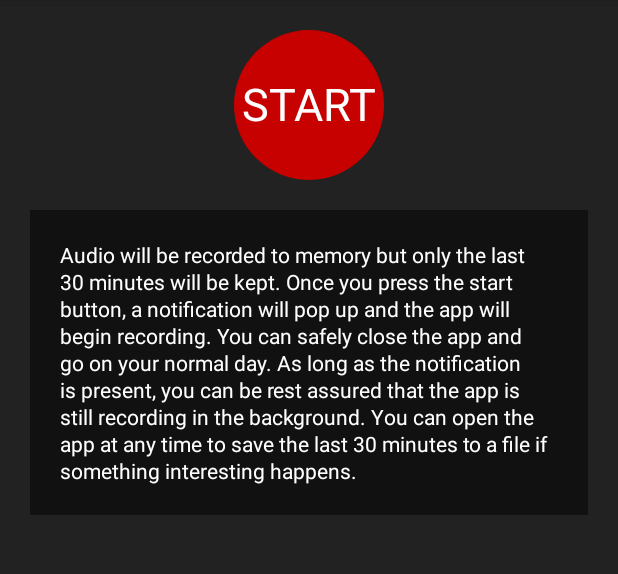
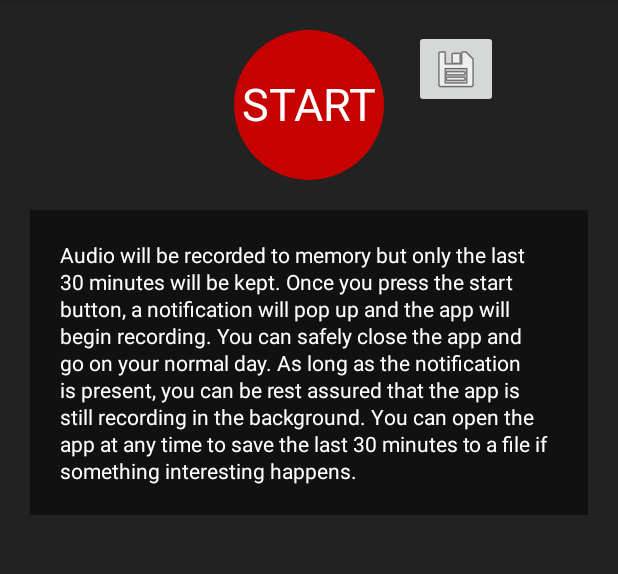
Before and after one commit to Hadryan/lissaner, an Android app: the screen it shows after launch (MainActivity), on a phone screen of 412 x 824 dp, the part 84-658 px from its top. Run offline under Robolectric (Android 15) with nearby library versions, the phone set to English and light mode, and no system bars; libraries missing offline, so code that uses them is left out: com.karumi.dexter.

Commit message:
Add separate save button

```diff
--- a/app/src/main/java/com/daniel_araujo/always_recording_microphone/rec/PureMemoryStorage.kt
+++ b/app/src/main/java/com/daniel_araujo/always_recording_microphone/rec/PureMemoryStorage.kt
@@ -31,4 +31,8 @@ class PureMemoryStorage : Storage {
 
         return result
     }
+
+    override fun size(): Int {
+        return fifo.size
+    }
 }
--- a/app/src/main/java/com/daniel_araujo/always_recording_microphone/rec/Storage.kt
+++ b/app/src/main/java/com/daniel_araujo/always_recording_microphone/rec/Storage.kt
@@ -12,4 +12,9 @@ interface Storage {
      * Returns a copy of the current buffer.
      */
     fun copy(): ByteArray
+
+    /**
+     * How much is in storage.
+     */
+    fun size(): Int
 }
--- a/app/src/main/java/com/daniel_araujo/always_recording_microphone/ui/MainActivity.kt
+++ b/app/src/main/java/com/daniel_araujo/always_recording_microphone/ui/MainActivity.kt
@@ -5,6 +5,7 @@ import android.os.Bundle
 import android.util.Log
 import android.view.View
 import android.widget.Button
+import android.widget.ImageButton
 import com.daniel_araujo.always_recording_microphone.AutoServiceBind
 import com.daniel_araujo.always_recording_microphone.R
 import com.daniel_araujo.always_recording_microphone.RecordingService
@@ -12,11 +13,15 @@ import com.daniel_araujo.always_recording_microphone.ui.dev.DevAudioRecordCombin
 import com.karumi.dexter.Dexter
 import com.karumi.dexter.listener.PermissionGrantedResponse
 import com.karumi.dexter.listener.single.BasePermissionListener
+import java.io.File
+import java.io.IOException
 
 class MainActivity : Activity() {
     lateinit var recordingService: AutoServiceBind<RecordingService>
 
     lateinit var buttonRecord: RecButtonView
+
+    lateinit var buttonSave: ImageButton
 
     override fun onCreate(savedInstanceState: Bundle?) {
         super.onCreate(savedInstanceState)
@@ -27,6 +32,12 @@ class MainActivity : Activity() {
         buttonRecord = findViewById<RecButtonView>(R.id.button_record).also {
             it.setOnClickListener {
                 toggleRecordingService()
+            }
+        }
+
+        buttonSave = findViewById<ImageButton>(R.id.button_save).also {
+            it.setOnClickListener {
+                saveRecordingService()
             }
         }
     }
@@ -65,4 +76,22 @@ class MainActivity : Activity() {
             buttonRecord.isActivated = false;
         }
     }
+
+    private fun saveRecordingService() {
+        Log.v(javaClass.simpleName, "saveRecordingService")
+
+        recordingService.run { service ->
+            try {
+                val file = File(applicationContext.getExternalFilesDir(null), "recording.wav")
+
+                Log.d(javaClass.simpleName, "Saving to ${file.absolutePath}")
+
+                file.outputStream().use { stream ->
+                    service.saveRecording(stream)
+                }
+            } catch (e: IOException) {
+                Log.e("Exception", "File write failed: " + e.toString())
+            }
+        }
+    }
 }
--- a/app/src/main/res/layout/activity_main.xml
+++ b/app/src/main/res/layout/activity_main.xml
@@ -38,5 +38,14 @@
 
         </com.daniel_araujo.always_recording_microphone.ui.WellView>
 
+        <ImageButton
+            android:id="@+id/button_save"
+            android:layout_width="wrap_content"
+            android:layout_height="wrap_content"
+            android:layout_marginStart="@dimen/separator"
+            app:layout_constraintStart_toEndOf="@+id/button_record"
+            app:srcCompat="@android:drawable/ic_menu_save"
+            tools:layout_editor_absoluteY="28dp" />
+
     </androidx.constraintlayout.widget.ConstraintLayout>
 </ScrollView>
```
Also changed, not shown: app/src/main/java/com/daniel_araujo/always_recording_microphone/RecordingService.kt (+5 -18 lines), 1 other file.
